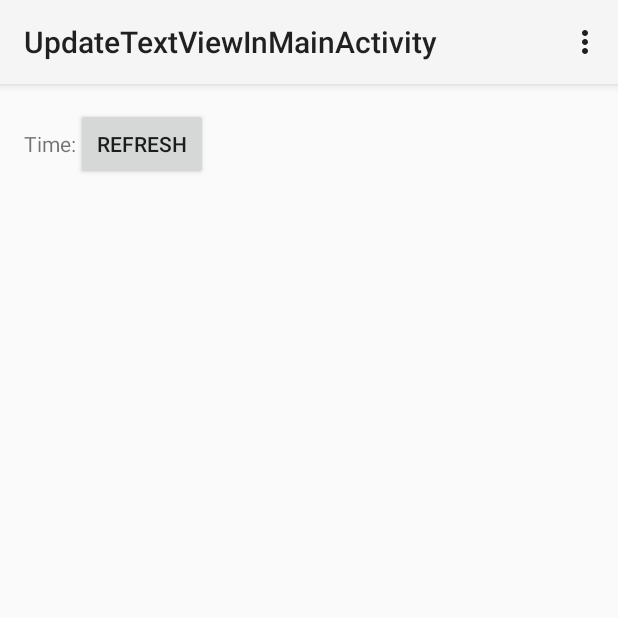
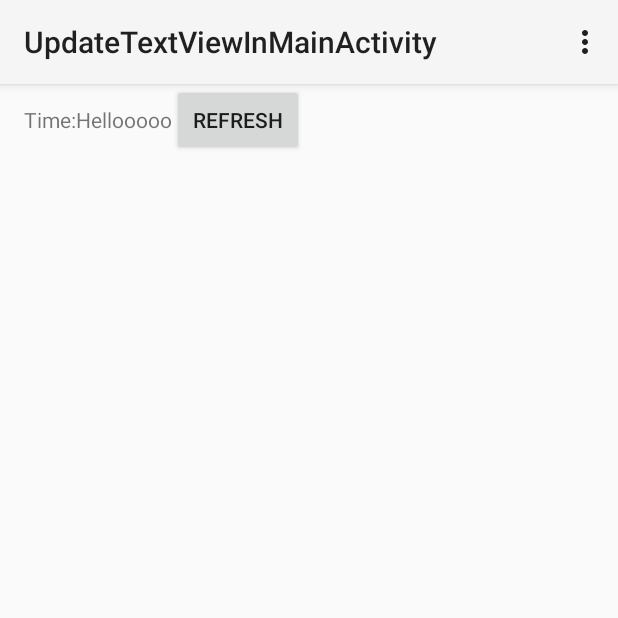
Before and after one commit to nchetan-zz/poc, an Android app: the screen it shows after launch (MainActivity), on a phone screen of 412 x 824 dp, the top half of it. Run offline under Robolectric (Android 15) with nearby library versions, the phone set to English and light mode, and no system bars.

Commit message:
Fix UpdateTextViewInMainActivity code.

```diff
--- a/Android/UpdateTextViewInMainActivity/app/src/main/java/com/pradhee/chetann/updatetextviewinmainactivity/MainActivity.java
+++ b/Android/UpdateTextViewInMainActivity/app/src/main/java/com/pradhee/chetann/updatetextviewinmainactivity/MainActivity.java
@@ -20,9 +20,10 @@ public class MainActivity extends Activity {
     protected void onCreate(Bundle savedInstanceState) {
         super.onCreate(savedInstanceState);
 
+        setContentView(R.layout.activity_main);
+
         mTextMessageTextView = (TextView) findViewById(R.id.textMessage);
         mTextMessageTextView.setText("Hellooooo");
-        setContentView(R.layout.activity_main);
     }
 
     @Override
--- a/Android/UpdateTextViewInMainActivity/app/src/main/res/layout/activity_main.xml
+++ b/Android/UpdateTextViewInMainActivity/app/src/main/res/layout/activity_main.xml
@@ -1,9 +1,7 @@
 <LinearLayout xmlns:android="http://schemas.android.com/apk/res/android"
-    xmlns:tools="http://schemas.android.com/tools" android:layout_width="match_parent"
+    xmlns:tools="http://schemas.android.com/tools"
+    android:layout_width="match_parent"
     android:layout_height="match_parent" android:paddingLeft="@dimen/activity_horizontal_margin"
-    android:paddingRight="@dimen/activity_horizontal_margin"
-    android:paddingTop="@dimen/activity_vertical_margin"
-    android:paddingBottom="@dimen/activity_vertical_margin" tools:context=".MainActivity"
     android:orientation="horizontal"
     android:id="@+id/mainView">
 
@@ -13,14 +11,15 @@
         android:text="Time:"/>
 
     <TextView
+        android:id="@+id/textMessage"
+        android:layout_width="wrap_content"
+        android:layout_height="wrap_content"/>
+
+    <Button
+        android:id="@+id/refresh"
         android:layout_width="wrap_content"
         android:layout_height="wrap_content"
-        android:id="@+id/textMessage"/>
-
-    <Button
-        android:layout_width="wrap_content"
-        android:layout_height="wrap_content"
-        android:id="@+id/refresh"
-        android:text="Refresh"/>
+        android:text="Refresh"
+        android:onClick="sendMessage"/>
 
 </LinearLayout>
--- a/Android/UpdateTextViewInMainActivity/app/src/main/res/values/strings.xml
+++ b/Android/UpdateTextViewInMainActivity/app/src/main/res/values/strings.xml
@@ -3,4 +3,7 @@
 
     <string name="hello_world">Hello world!</string>
     <string name="action_settings">Settings</string>
+    <string name="mainView"></string>
+    <string name="refresh">Refresh</string>
+    <string name="textMessage">TextMessage</string>
 </resources>
```
